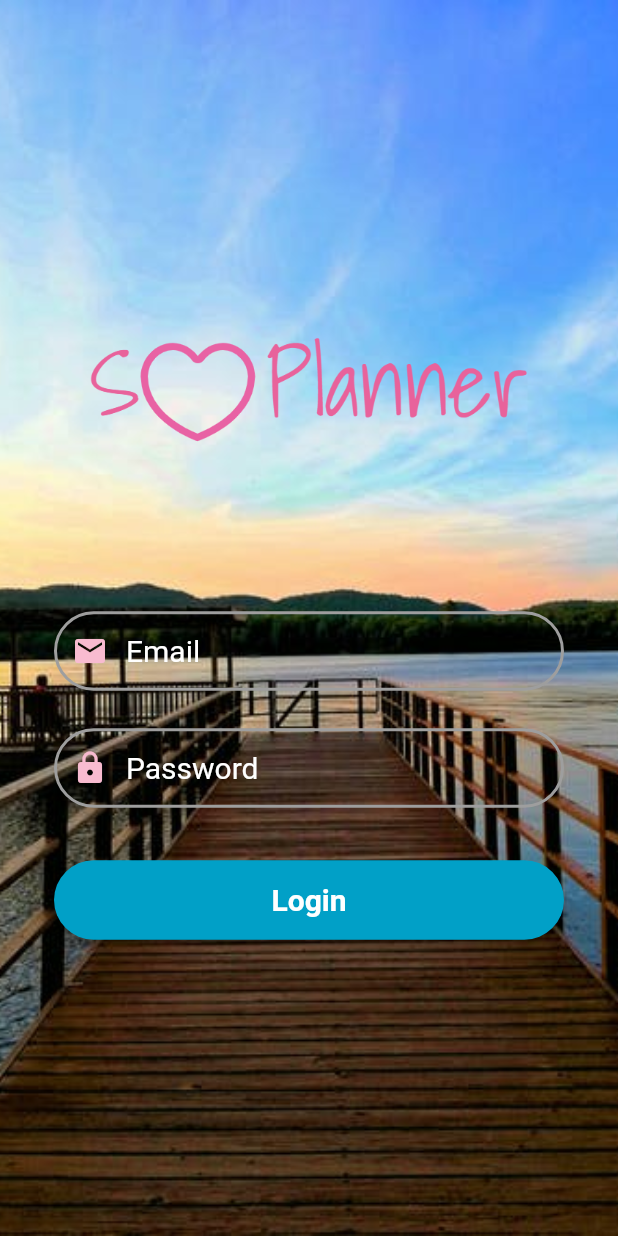
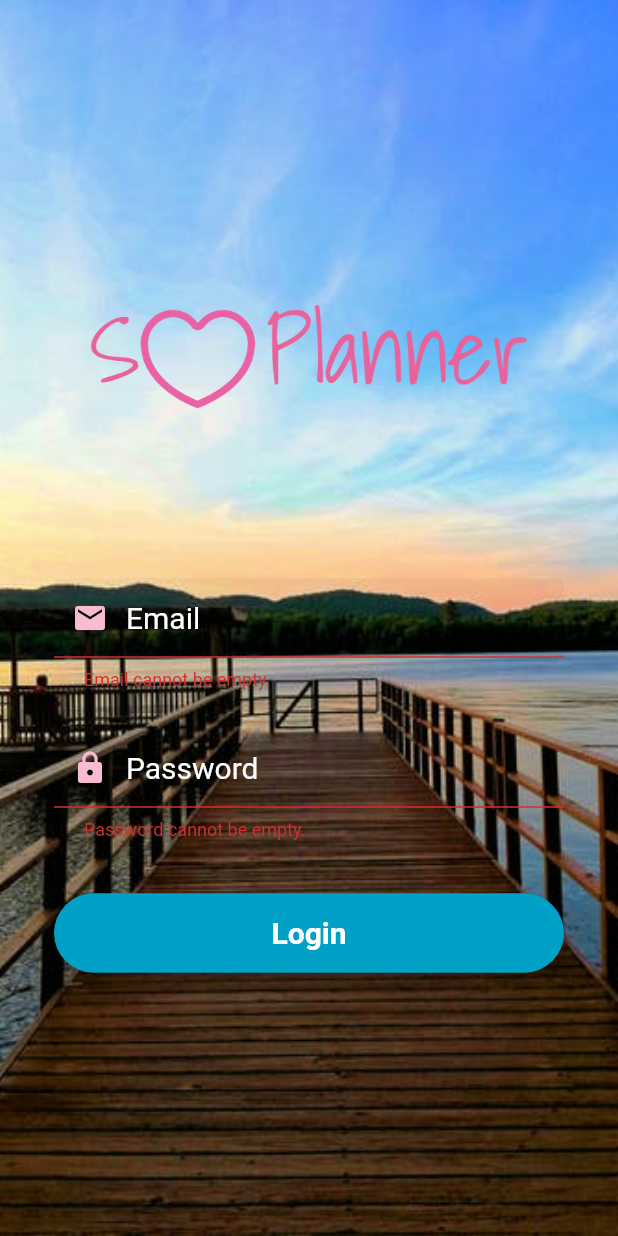
Before and after one commit to awwsnappitsrob24/SOPlanner, a Flutter app: the screen it shows after launch, after a tap on "Login", on a phone screen of 412 x 824 dp. Run offline on Flutter 3.47's test engine with Material 2 defaults, Android fonts, the phone set to English and light mode, and no system bars; our stand-ins replace firebase_auth, firebase_database, firebase_storage, flutter_local_notifications, fluttertoast, image_picker and 1 more; missing offline and left inert: add_2_calendar, flutter_appavailability; accounts and stored records are empty; Roboto replaces fonts that are missing (Montserrat).

Commit message:
Progress Indicator added and login functionality completed

```diff
--- a/lib/Setup/login.dart
+++ b/lib/Setup/login.dart
@@ -1,6 +1,8 @@
 import 'package:flutter/material.dart';
 import 'package:firebase_auth/firebase_auth.dart';
 import 'package:vivi_bday_app/pages/homepage.dart';
+import 'package:fluttertoast/fluttertoast.dart';
+import 'package:modal_progress_hud/modal_progress_hud.dart';
 
 class LoginPage extends StatefulWidget {
   @override
@@ -9,127 +11,61 @@ class LoginPage extends StatefulWidget {
 
 class _LoginPageState extends State<LoginPage> {
   String _email, _password;
+  bool _isLoading = false;
   final GlobalKey<FormState> _formKey = GlobalKey<FormState>();
-  TextStyle style = TextStyle(fontFamily: 'Montserrat', fontSize: 20.0);
-
-  /**
-  @override
-  Widget build(BuildContext context) {
-
-    return new WillPopScope(
-      onWillPop: () async => false,
-      child:Container(
-        decoration: new BoxDecoration(
-          image: new DecorationImage(
-            image: new AssetImage("assets/images/login_bg_gif.gif"),
-            fit: BoxFit.cover,
-          ),
-        ),
-
-        child: Scaffold (
-          appBar: AppBar(
-            title: Text('Login', style: TextStyle(color: Colors.yellow)),
-          ),
-          resizeToAvoidBottomPadding: false,
-          backgroundColor: Colors.transparent,
-          body: Form(
-            key: _formKey,
-
-            // Login Form created here: Text fields and buttons
-            child: Column(
-              // Align text fields to center of page
-                crossAxisAlignment: CrossAxisAlignment.center,
-                mainAxisSize: MainAxisSize.max,
-                mainAxisAlignment: MainAxisAlignment.center,
-
-                children: <Widget>[
-                  // TextFormField for Email
-                  TextFormField (
-                    validator: (input) {
-                      if(input.isEmpty) {
-                        return 'Email cannot be empty.';
-                      }
-                    },
-                    onSaved: (input) => _email = input,
-                    decoration: InputDecoration(
-                      border: new OutlineInputBorder(
-                        borderRadius: const BorderRadius.all(
-                            const Radius.circular(10.0)
-                        ),
-                      ),
-                      contentPadding: new EdgeInsets.symmetric(vertical: 13.0, horizontal: 10.0),
-                      filled: true,
-                      hintText: 'Email',
-                      hintStyle: TextStyle(fontSize: 20.0 , color: Colors.grey[700]),
-                      fillColor: Colors.white70,
-                    ),
-                  ),
-
-                  TextFormField (
-                    validator: (input) {
-                      if(input.isEmpty) {
-                        return 'Password cannot be empty.';
-                      }
-                    },
-                    onSaved: (input) => _password = input,
-                    obscureText: true,
-                    decoration: InputDecoration(
-                      border: new OutlineInputBorder(
-                        borderRadius: const BorderRadius.all(
-                            const Radius.circular(10.0)
-                        ),
-                      ),
-                      contentPadding: new EdgeInsets.symmetric(vertical: 13.0, horizontal: 10.0),
-                      filled: true,
-                      hintText: 'Password',
-                      hintStyle: TextStyle(fontSize: 20.0 , color: Colors.grey[700]),
-                      fillColor: Colors.white70,
-                    ),
-                  ),
-
-                  // Log in Button
-                  RaisedButton(
-                    onPressed: login,
-                    child: Text('Log In'), color: Colors.deepPurple[100],
-                  ),
-
-                ]
-            )
-          )
-        ),
-      )
-    );
-  } // Widget */
+  TextStyle style = TextStyle(fontFamily: 'Montserrat', fontSize: 20.0, color: Colors.white);
 
    @override
   Widget build(BuildContext context) {
 
-    final emailField = TextField(
+    /// Email TextField
+    /// - Cannot be empty
+    /// - Rounded border
+    /// - Pink prefix icon
+    /// - White text and hint text
+    final emailField = TextFormField(
+      validator: (input) {
+        if(input.isEmpty) {
+          return 'Email cannot be empty.'; // empty check
+        }
+      },
+      onSaved: (input) => _email = input, // save user input into variable for authentication
       style: style,
       decoration: InputDecoration(
         contentPadding: EdgeInsets.fromLTRB(20.0, 15.0, 20.0, 15.0),
-        enabledBorder: const OutlineInputBorder(
-          // width: 0.0 produces a thin "hairline" border
-          borderSide: const BorderSide(color: Colors.grey, width: 2.0,),
+        enabledBorder: OutlineInputBorder(
+          // border features
+          borderSide: BorderSide(color: Colors.grey, width: 2.0,),
 
           // circular border
           borderRadius: BorderRadius.all(Radius.circular(32.0)),
         ),
-        border: const OutlineInputBorder(),
-        labelStyle: new TextStyle(color: Colors.green),
+        filled: true,
         prefixIcon: Icon(Icons.email, color: Colors.pink[100]),
         hintText: "Email",
         hintStyle: TextStyle(color: Colors.white),
     ));
 
-    final passwordField = TextField(
+
+    /// Password TextField
+    /// - Cannot be empty
+    /// - Rounded border
+    /// - Pink prefix icon
+    /// - White text and hint text
+    final passwordField = TextFormField(
+      validator: (input) {
+        if(input.isEmpty) {
+          return 'Password cannot be empty.'; // empty check
+        }
+      },
+      onSaved: (input) => _password = input, // save user input into variable for authentication
+      style: style,
       obscureText: true,
-      style: style,
       decoration: InputDecoration(
         contentPadding: EdgeInsets.fromLTRB(20.0, 15.0, 20.0, 15.0),
-          enabledBorder: const OutlineInputBorder(
-            // width: 0.0 produces a thin "hairline" border
-            borderSide: const BorderSide(color: Colors.grey, width: 2.0,),
+        enabledBorder: OutlineInputBorder(
+          // border features
+          borderSide: BorderSide(color: Colors.grey, width: 2.0,),
 
           // circular border
           borderRadius: BorderRadius.all(Radius.circular(32.0)),
@@ -139,6 +75,11 @@ class _LoginPageState extends State<LoginPage> {
         hintStyle: TextStyle(color: Colors.white),
     ));
 
+
+    /// Login Button
+    /// - Filled in blue
+    /// - White text
+    /// - Triggers "login" function when tapped
     final loginButon = Material(
       elevation: 5.0,
       borderRadius: BorderRadius.circular(30.0),
@@ -146,7 +87,10 @@ class _LoginPageState extends State<LoginPage> {
       child: MaterialButton(
         minWidth: MediaQuery.of(context).size.width,
         padding: EdgeInsets.fromLTRB(20.0, 15.0, 20.0, 15.0),
-        onPressed: () {},
+
+        // trigger login function here
+        onPressed: login,
+
         child: Text("Login",
             textAlign: TextAlign.center,
             style: style.copyWith(
@@ -155,12 +99,16 @@ class _LoginPageState extends State<LoginPage> {
     );
 
     return Scaffold(
-      resizeToAvoidBottomInset: false,
-      body: Center(
+      resizeToAvoidBottomInset: false,  // avoid overflow when tapping on textfields
+      body: ModalProgressHUD(
+        child: Container(
+          child: Form(
+            key: _formKey,
+            child: Center (
               child: Container(
                 decoration: BoxDecoration(
                   image: DecorationImage(
-              image: AssetImage("assets/images/login_bgimg.jpg"),
+                    image: AssetImage("assets/images/login_bgimg.jpg"), // background image to fit whole page
                     fit: BoxFit.cover,
                   ),
                 ),
@@ -173,18 +121,18 @@ class _LoginPageState extends State<LoginPage> {
                       SizedBox(
                         height: 155.0,
                         child: Image.asset(
-                    "assets/images/logo.png",
+                          "assets/images/logo.png", // logo of the app
                           fit: BoxFit.contain,
                         ),
                       ),
-                SizedBox(height: 70.0),
-                emailField,
+                      SizedBox(height: 70.0), // use these sizedboxes to represent spaces between widgets
+                      emailField, // email textfield that was built earlier
                       SizedBox(height: 25.0),
-                passwordField,
+                      passwordField, // password textfield that was built earlier
                       SizedBox(
                         height: 35.0,
                       ),
-                loginButon,
+                      loginButon, // login button that was built earlier
                       SizedBox(
                         height: 15.0,
                       ),
@@ -193,24 +141,52 @@ class _LoginPageState extends State<LoginPage> {
                 ),
               ),
             ),
+          )
+        ),
+        inAsyncCall: _isLoading),
     );
   }
 
+  /// Login function to authenticate users using Firebase
   Future<void> login() async {
+
     // Validate fields
     final formState = _formKey.currentState;
     if(formState.validate()) {
       formState.save();
       try {
+        // When user presses login button, show Modal Progress HUD
+        setState(() {
+          _isLoading = true;
+        });
+
         // Create user
         FirebaseUser user = await FirebaseAuth.instance.signInWithEmailAndPassword
           (email: _email, password: _password);
 
+        // After authenticating, hide Modal Progress HUD
+        setState(() {
+          _isLoading = false;
+        });
+
         // If login is successful, go to homepage
         Navigator.push(context, MaterialPageRoute(builder: (context) => Homepage()));
       } catch(e) {
-        // Error message
-        print(e.message);
+
+        // Hide Modal Progress HUD
+        setState(() {
+          _isLoading = false;
+        });
+
+        // Error message in a toast
+        Fluttertoast.showToast(
+          msg: "Email and/or password are incorrect.",
+          toastLength: Toast.LENGTH_LONG,
+          gravity: ToastGravity.BOTTOM,
+          backgroundColor: Colors.red,
+          textColor: Colors.white,
+          fontSize: 16.0
+        );
       }
 
     }
--- a/pubspec.yaml
+++ b/pubspec.yaml
@@ -40,6 +40,8 @@ dev_dependencies:
   flutter_local_notifications: ^0.6.1
   add_2_calendar: ^1.2.2
   flutter_launcher_icons: ^0.7.0
+  fluttertoast: ^3.1.3
+  modal_progress_hud: ^0.1.3
 
 flutter_icons:
   android: "launcher_icon"
```
Also changed, not shown: pubspec.lock. Lines whose indentation alone changed are shown as unchanged.
